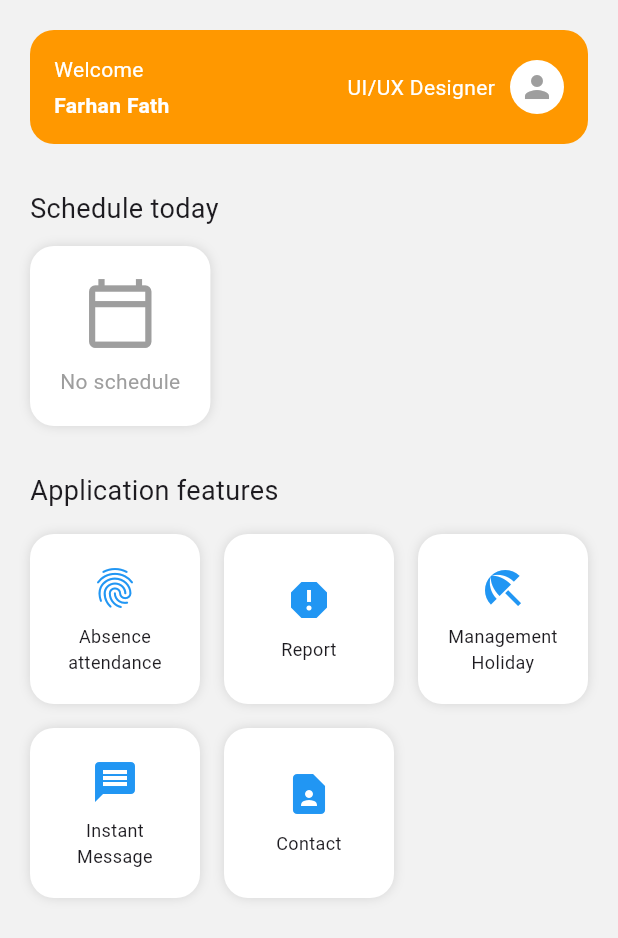
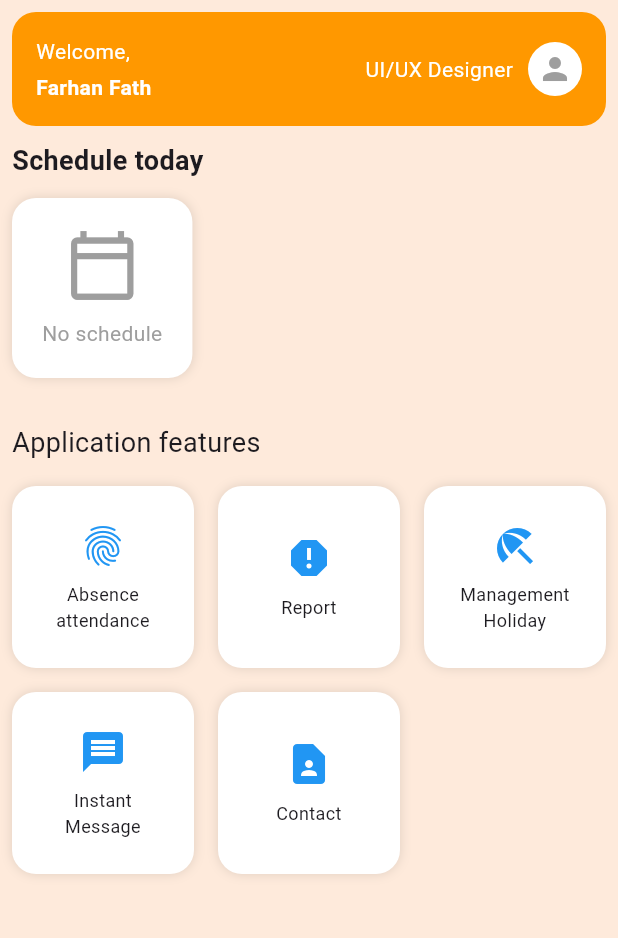
Before and after one commit to frhnf10/office_mobile_app, a Flutter app: the screen it shows after launch, after a tap on "Sign in as Employee", on a phone screen of 412 x 824 dp. Shown: the top 938 px of the screen. Run offline on Flutter 3.47's test engine with Material 3 defaults, Android fonts, the phone set to English and light mode, and no system bars.

Commit message:
Modify Landing_Page

```diff
--- a/lib/dashboard.dart
+++ b/lib/dashboard.dart
@@ -7,11 +7,10 @@ class DashboardPage extends StatelessWidget {
   @override
   Widget build(BuildContext context) {
     return Scaffold(
-      backgroundColor: Color(0xFFF2F2F2),
+      backgroundColor: const Color.fromARGB(255, 254, 234, 219),
       body: SafeArea(
-        child: SingleChildScrollView(
         child: Padding(
-            padding: const EdgeInsets.all(20),
+          padding: const EdgeInsets.all(8.0),
           child: Column(
             crossAxisAlignment: CrossAxisAlignment.start,
             children: [
@@ -28,10 +27,7 @@ class DashboardPage extends StatelessWidget {
                     Column(
                       crossAxisAlignment: CrossAxisAlignment.start,
                       children: [
-                          Text(
-                            'Welcome',
-                            style: TextStyle(color: Colors.white),
-                          ),
+                        Text('Welcome,', style: TextStyle(color: Colors.white)),
                         SizedBox(height: 4),
                         Text(
                           'Farhan Fath',
@@ -59,18 +55,16 @@ class DashboardPage extends StatelessWidget {
                   ],
                 ),
               ),
-                SizedBox(height: 30),
+              SizedBox(height: 10),
               // Schedule Today
-                Text('Schedule today', style: TextStyle(fontSize: 18)),
+              Text('Schedule today', style: TextStyle(fontSize: 18, fontWeight: FontWeight.bold)),
               SizedBox(height: 12),
               Container(
                 padding: EdgeInsets.all(20),
                 decoration: BoxDecoration(
                   color: Colors.white,
                   borderRadius: BorderRadius.circular(16),
-                    boxShadow: [
-                      BoxShadow(color: Colors.black12, blurRadius: 6),
-                    ],
+                  boxShadow: [BoxShadow(color: Colors.black12, blurRadius: 6)],
                 ),
                 child: Column(
                   children: [
@@ -128,16 +122,10 @@ class DashboardPage extends StatelessWidget {
                     'Instant\nMessage',
                     () {},
                   ),
-                    _buildFeature(
-                      context,
-                      Icons.contact_page,
-                      'Contact',
-                      () {},
-                    ),
+                  _buildFeature(context, Icons.contact_page, 'Contact', () {}),
                 ],
               ),
             ],
-            ),
           ),
         ),
       ),
@@ -219,10 +207,7 @@ class DashboardPageHRD extends StatelessWidget {
                       ),
                       Row(
                         children: [
-                          Text(
-                            'HRD',
-                            style: TextStyle(color: Colors.white),
-                          ),
+                          Text('HRD', style: TextStyle(color: Colors.white)),
                           SizedBox(width: 10),
                           CircleAvatar(
                             backgroundColor: Colors.white,
@@ -293,9 +278,7 @@ class DashboardPageHRD extends StatelessWidget {
                         // Push ke halaman holiday management
                         Navigator.push(
                           context,
-                          MaterialPageRoute(
-                            builder: (context) => HolidayHRD(),
-                          ),
+                          MaterialPageRoute(builder: (context) => HolidayHRD()),
                         );
                       },
                     ),
--- a/lib/holidaymanagement.dart
+++ b/lib/holidaymanagement.dart
@@ -263,7 +263,7 @@ class Holiday extends StatelessWidget {
 }
 
 class HolidayHRD extends StatelessWidget {
-  HolidayHRD({super.key});
+  const HolidayHRD({super.key});
 
   @override
   Widget build(BuildContext context) {
--- a/lib/landing_page.dart
+++ b/lib/landing_page.dart
@@ -7,73 +7,32 @@ class LandingPage extends StatelessWidget {
   @override
   Widget build(BuildContext context) {
     return Scaffold(
-      body: Padding(
-        padding: const EdgeInsets.only(
-          top: 120.0,
-          bottom: 60,
-          left: 80,
-          right: 80,
-        ),
-        child: SizedBox(
-          width: 400,
+      backgroundColor: const Color.fromARGB(255, 254, 234, 219),
+      body: SafeArea(
+        child: Center(
           child: Column(
+            mainAxisAlignment: MainAxisAlignment.spaceAround,
             children: [
-              const Text(
+              Column(
+                children: [
+                  Text(
                     "OfficeHub",
                     style: TextStyle(
-                  fontSize: 32,
-                  fontFamily: 'K2D',
-                  fontWeight: FontWeight.w600,
-                  shadows: [
-                    Shadow(
-                      offset: Offset(0, 4), // x offset 0, y offset 4
-                      blurRadius: 4, // blur radius 4
-                      color: Color.fromRGBO(
-                        0,
-                        0,
-                        0,
-                        0.25,
-                      ), // warna hitam dengan opasitas 25%
+                      fontSize: 35,
+                      fontWeight: FontWeight.bold,
+                      color: Colors.black,
+                    ),
+                  ),
+                  Text(
+                    "Sign in as HRD or Employee",
+                    style: TextStyle(fontSize: 25, color: Colors.black),
                   ),
                 ],
               ),
-              ),
-              const Text(
-                "Sign in as HRD or Employee",
-                style: TextStyle(
-                  fontSize: 15,
-                  fontFamily: 'Inter',
-                  fontWeight: FontWeight.w200,
-                  fontStyle: FontStyle.italic,
-                  shadows: [
-                    Shadow(
-                      offset: Offset(0, 4), // x offset 0, y offset 4
-                      blurRadius: 4, // blur radius 4
-                      color: Color.fromRGBO(
-                        0,
-                        0,
-                        0,
-                        0.25,
-                      ), // warna hitam dengan opasitas 25%
-                    ),
-                  ],
-                ),
-              ),
-              Padding(
-                padding: const EdgeInsets.only(top: 50.0),
-                child: SizedBox(
-                  width: 250,
-                  height: 250,
-                  child: Image.asset(
-                    'assets/img/—Pngtree—2 1.png', // Ganti dengan path gambar baru
-                  ),
-                ),
-              ),
-              Padding(
-                padding: const EdgeInsets.only(top: 50.0),
-                child: SizedBox(
-                  width: 300,
-                  child: ElevatedButton(
+              Image.asset('images/Pngtree21.png', width: 200, height: 200),
+              Column(
+                children: [
+                  ElevatedButton(
                     onPressed: () {
                       Navigator.push(
                         context,
@@ -83,49 +42,19 @@ class LandingPage extends StatelessWidget {
                       );
                     },
                     style: ElevatedButton.styleFrom(
-                      backgroundColor: const Color(
-                        0xFFF8964F,
-                      ), // background (button) color
-                      shape: RoundedRectangleBorder(
-                        borderRadius: BorderRadius.circular(20), // radius 20 px
+                      backgroundColor: const Color.fromARGB(255, 255, 98, 0),
                     ),
-                      shadowColor: Colors.black.withOpacity(
-                        0.25,
-                      ), // Shadow color
-                      elevation: 0,
-                    ),
-                    child: const Padding(
-                      padding: EdgeInsets.all(15.0),
+                    child: Padding(
+                      padding: const EdgeInsets.all(15.0),
                       child: Text(
                         'Sign in as Employee',
-                        style: TextStyle(
-                          fontSize: 16,
-                          color: Colors.white,
-                          fontFamily: 'Commissioner',
-                          fontWeight: FontWeight.w500,
+                        style: TextStyle(color: Colors.white, fontSize: 15.0),
+                        textAlign: TextAlign.center,
                       ),
                     ),
                   ),
-                  ),
-                ),
-              ),
-              Padding(
-                padding: const EdgeInsets.only(top: 15.0),
-                child: Container(
-                  decoration: BoxDecoration(
-                    boxShadow: [
-                      BoxShadow(
-                        color: Colors.black.withOpacity(0.25), // Shadow color
-                        offset: const Offset(0, 4), // Offset
-                        blurRadius: 4, // Blur radius
-                        spreadRadius: 0, // Spread radius
-                      ),
-                    ],
-                    borderRadius: const BorderRadius.all(Radius.circular(20)),
-                  ),
-                  child: SizedBox(
-                    width: 300, // Set the desired width here
-                    child: ElevatedButton(
+                  SizedBox(height: 20),
+                  ElevatedButton(
                     onPressed: () {
                       Navigator.push(
                         context,
@@ -135,29 +64,18 @@ class LandingPage extends StatelessWidget {
                       );
                     },
                     style: ElevatedButton.styleFrom(
-                        backgroundColor:
-                            Colors.white, // background (button) color
-                        shape: RoundedRectangleBorder(
-                          borderRadius: BorderRadius.circular(
-                            20,
-                          ), // radius 20 px
+                      backgroundColor: const Color.fromARGB(255, 255, 255, 255),
                     ),
-                        elevation: 0, // No default elevation
-                      ),
-                      child: const Padding(
-                        padding: EdgeInsets.all(15.0),
+                    child: Padding(
+                      padding: const EdgeInsets.all(15.0),
                       child: Text(
                         'Sign in as HRD',
-                          style: TextStyle(
-                            fontSize: 16,
-                            color: Color(0xFFF8964F),
-                            fontWeight: FontWeight.w300,
+                        style: TextStyle(color: Colors.black, fontSize: 15.0),
+                        textAlign: TextAlign.center,
                       ),
                     ),
                   ),
-                    ),
-                  ),
-                ),
+                ],
               ),
             ],
           ),
```
Lines whose indentation alone changed are shown as unchanged.
